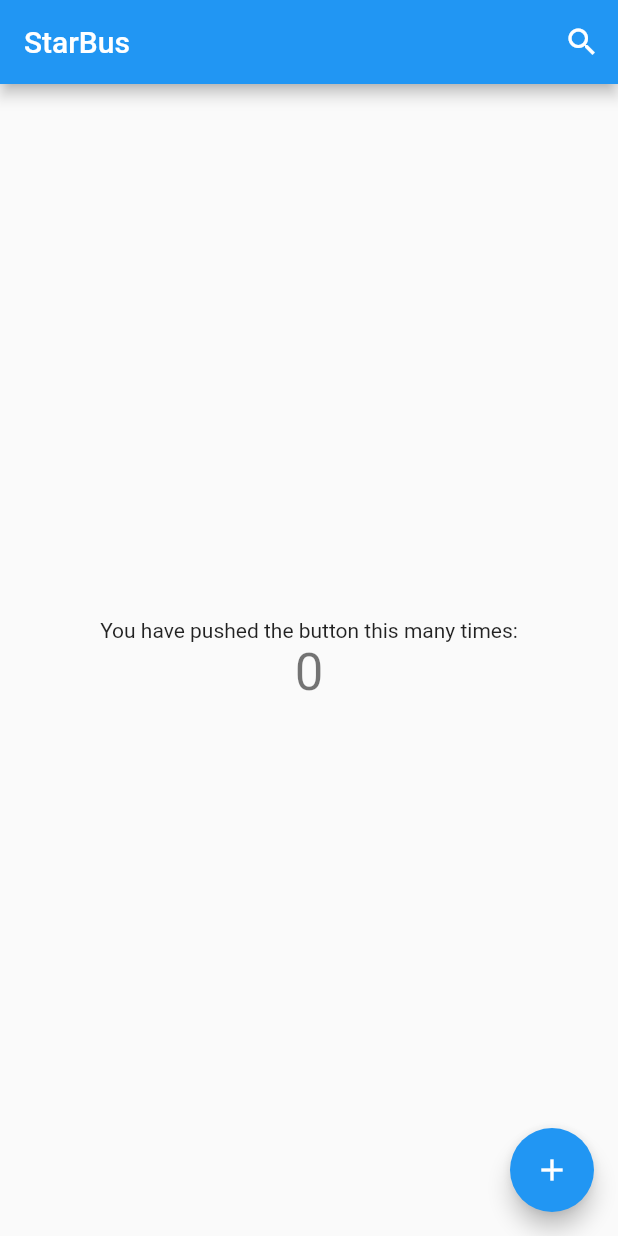
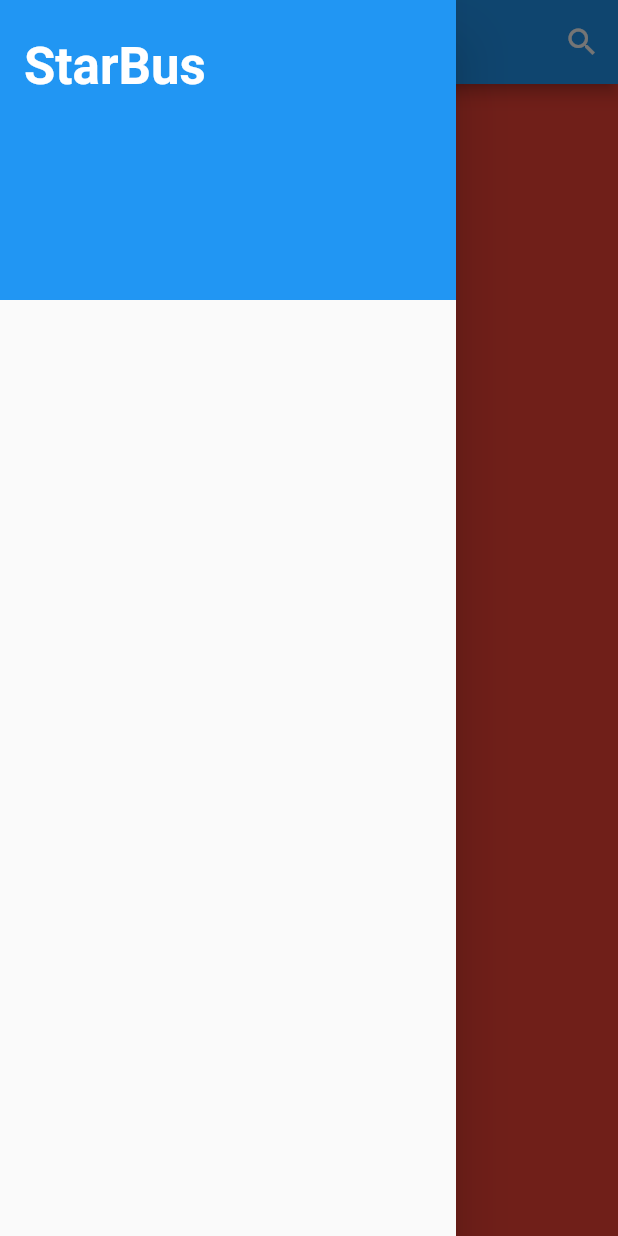
Before and after one commit to siliosffreitas/itp, a Flutter app: the screen it shows after launch, with the side drawer open (before the commit the screen has no drawer), on a phone screen of 412 x 824 dp. Run offline on Flutter 3.47's test engine with Material 2 defaults, Android fonts, the phone set to English and light mode, and no system bars.

Commit message:
criando a estrutura para troca de telas no drawer. criando o drawer criando os itens do drawer

```diff
--- a/lib/main.dart
+++ b/lib/main.dart
@@ -1,4 +1,5 @@
 import 'package:flutter/material.dart';
+import 'package:itp/screens/home_screen.dart';
 
 void main() => runApp(MyApp());
 
@@ -9,110 +10,10 @@
     return MaterialApp(
       title: 'StarBus',
       theme: ThemeData(
-        // This is the theme of your application.
-        //
-        // Try running your application with "flutter run". You'll see the
-        // application has a blue toolbar. Then, without quitting the app, try
-        // changing the primarySwatch below to Colors.green and then invoke
-        // "hot reload" (press "r" in the console where you ran "flutter run",
-        // or simply save your changes to "hot reload" in a Flutter IDE).
-        // Notice that the counter didn't reset back to zero; the application
-        // is not restarted.
         primarySwatch: Colors.blue,
+        primaryColor: Colors.blue
       ),
-      home: MyHomePage(title: 'StarBus'),
+      home: HomeScreen(),
     );
   }
 }
-
-class MyHomePage extends StatefulWidget {
-  MyHomePage({Key key, this.title}) : super(key: key);
-
-  // This widget is the home page of your application. It is stateful, meaning
-  // that it has a State object (defined below) that contains fields that affect
-  // how it looks.
-
-  // This class is the configuration for the state. It holds the values (in this
-  // case the title) provided by the parent (in this case the App widget) and
-  // used by the build method of the State. Fields in a Widget subclass are
-  // always marked "final".
-
-  final String title;
-
-  @override
-  _MyHomePageState createState() => _MyHomePageState();
-}
-
-class _MyHomePageState extends State<MyHomePage> {
-  int _counter = 0;
-
-  void _incrementCounter() {
-    setState(() {
-      // This call to setState tells the Flutter framework that something has
-      // changed in this State, which causes it to rerun the build method below
-      // so that the display can reflect the updated values. If we changed
-      // _counter without calling setState(), then the build method would not be
-      // called again, and so nothing would appear to happen.
-      _counter++;
-    });
-  }
-
-  @override
-  Widget build(BuildContext context) {
-    // This method is rerun every time setState is called, for instance as done
-    // by the _incrementCounter method above.
-    //
-    // The Flutter framework has been optimized to make rerunning build methods
-    // fast, so that you can just rebuild anything that needs updating rather
-    // than having to individually change instances of widgets.
-    return Scaffold(
-      appBar: AppBar(
-        // Here we take the value from the MyHomePage object that was created by
-        // the App.build method, and use it to set our appbar title.
-        title: Text(widget.title),
-        actions: <Widget>[
-          IconButton(
-            icon: Icon(Icons.search),
-            onPressed: (){},
-            tooltip: "Pesquisar",
-          )
-        ],
-      ),
-      body: Center(
-        // Center is a layout widget. It takes a single child and positions it
-        // in the middle of the parent.
-        child: Column(
-          // Column is also layout widget. It takes a list of children and
-          // arranges them vertically. By default, it sizes itself to fit its
-          // children horizontally, and tries to be as tall as its parent.
-          //
-          // Invoke "debug painting" (press "p" in the console, choose the
-          // "Toggle Debug Paint" action from the Flutter Inspector in Android
-          // Studio, or the "Toggle Debug Paint" command in Visual Studio Code)
-          // to see the wireframe for each widget.
-          //
-          // Column has various properties to control how it sizes itself and
-          // how it positions its children. Here we use mainAxisAlignment to
-          // center the children vertically; the main axis here is the vertical
-          // axis because Columns are vertical (the cross axis would be
-          // horizontal).
-          mainAxisAlignment: MainAxisAlignment.center,
-          children: <Widget>[
-            Text(
-              'You have pushed the button this many times:',
-            ),
-            Text(
-              '$_counter',
-              style: Theme.of(context).textTheme.display1,
-            ),
-          ],
-        ),
-      ),
-      floatingActionButton: FloatingActionButton(
-        onPressed: _incrementCounter,
-        tooltip: 'Increment',
-        child: Icon(Icons.add),
-      ), // This trailing comma makes auto-formatting nicer for build methods.
-    );
-  }
-}
--- /dev/null
+++ b/lib/screens/home_screen.dart
@@ -0,0 +1,36 @@
+import 'package:flutter/material.dart';
+import 'package:itp/screens/tabs/map_tab.dart';
+import 'package:itp/screens/widgets/custom_drawer.dart';
+
+class HomeScreen extends StatelessWidget {
+
+  PageController _pageController = PageController();
+  @override
+  Widget build(BuildContext context) {
+    return PageView(
+      controller: _pageController,
+      physics: NeverScrollableScrollPhysics(),
+      children: <Widget>[
+        Scaffold(
+          appBar: AppBar(
+            title: Text("StarBus"),
+            actions: <Widget>[
+              IconButton(
+                icon: Icon(Icons.search),
+                onPressed: (){},
+                tooltip: "Pesquisar",
+              )
+            ],
+          ),
+
+          drawer: CustomDrawer(),
+          body: MapTab(),
+
+        )
+//        ,
+//        Container(color: Colors.red,),
+//        Container(color: Colors.green,)
+      ],
+    );
+  }
+}
--- /dev/null
+++ b/lib/screens/tabs/map_tab.dart
@@ -0,0 +1,8 @@
+import 'package:flutter/material.dart';
+
+class MapTab extends StatelessWidget {
+  @override
+  Widget build(BuildContext context) {
+    return Container(color: Colors.red,);
+  }
+}
--- /dev/null
+++ b/lib/screens/widgets/custom_drawer.dart
@@ -0,0 +1,36 @@
+import 'package:flutter/material.dart';
+import 'package:itp/tiles/drawer_tile.dart';
+
+class CustomDrawer extends StatelessWidget {
+  @override
+  Widget build(BuildContext context) {
+    return Drawer(
+      child: Column(
+        children: <Widget>[
+          Container(
+            margin: EdgeInsets.only(bottom: 8),
+            padding: EdgeInsets.all(16),
+            height: 200,
+            color: Colors.blue,
+            child: Stack(
+              children: <Widget>[
+                Positioned(
+                  top: 8,
+                  left: 0,
+                  child: Text("StarBus", style: TextStyle(fontSize: 34, fontWeight: FontWeight.bold, color: Colors.white),),
+                )
+              ],
+            ),
+          ),
+          DrawerTile(Icons.home, "Início"),
+          DrawerTile(Icons.place, "Informar veículo"),
+          DrawerTile(Icons.message, "Fale com a gente"),
+          DrawerTile(Icons.share, "Compartilhar"),
+          DrawerTile(Icons.home, "Tutorial"),
+          DrawerTile(Icons.info, "Sobre"),
+          DrawerTile(Icons.settings, "Configurações"),
+        ],
+      ),
+    );
+  }
+}
--- /dev/null
+++ b/lib/tiles/drawer_tile.dart
@@ -0,0 +1,14 @@
+import 'package:flutter/material.dart';
+
+class DrawerTile extends StatelessWidget {
+
+  final IconData icon;
+  final String text;
+
+  DrawerTile(this.icon, this.text);
+
+  @override
+  Widget build(BuildContext context) {
+    return Container();
+  }
+}
```
